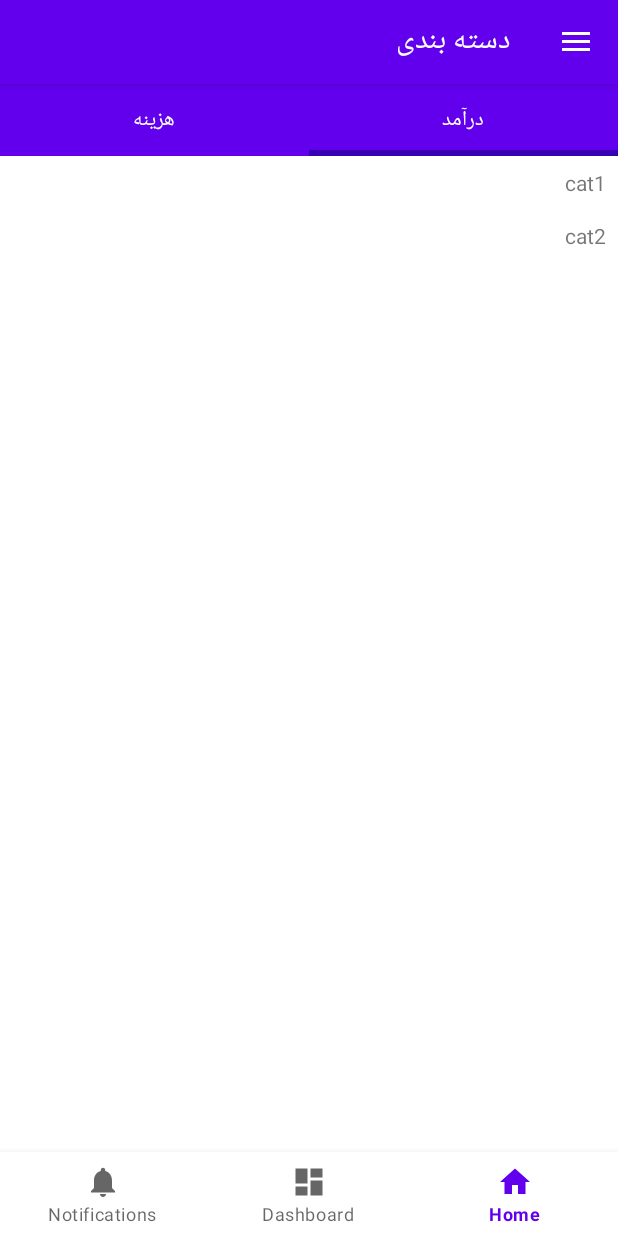
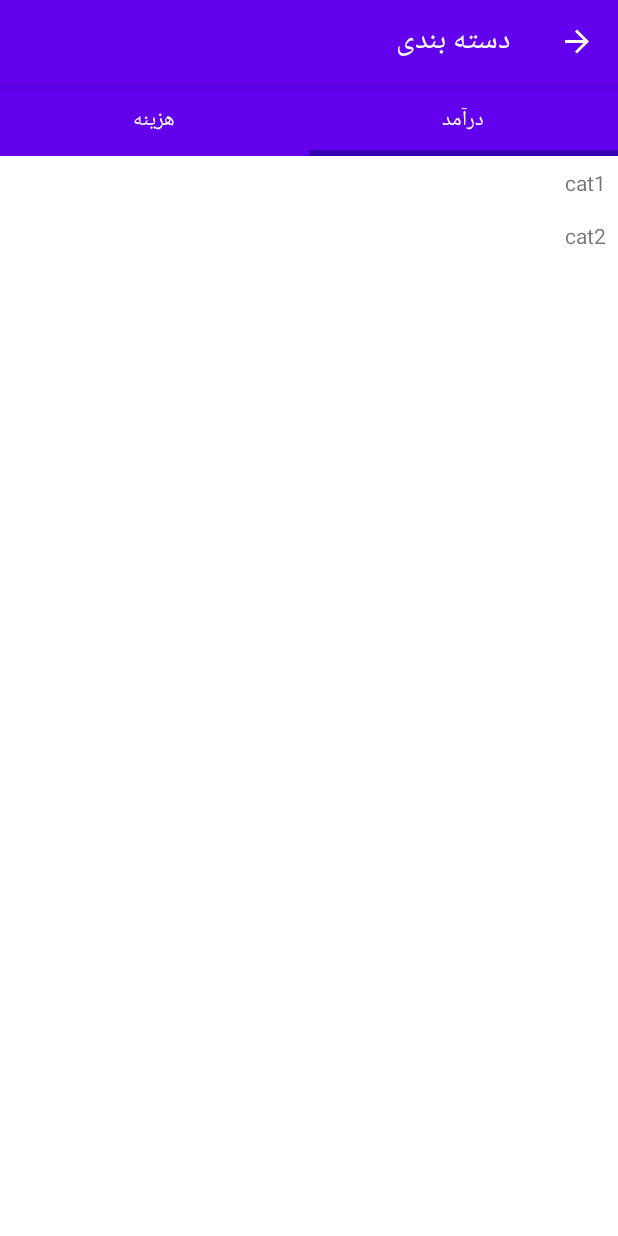
Before and after one commit to aliakbar-ghasemi/AndroidBillingApp, an Android app: the screen it shows after launch (MainActivity), in the side drawer, after a tap on "دسته بندی", on a phone screen of 412 x 824 dp. Run offline under Robolectric (Android 15) with nearby library versions, the phone set to English and light mode, and no system bars; our stand-ins replace Room's generated code, data binding, navigation-ui.

Commit message:
bug fix bottom navbar visible only in main pages

```diff
--- a/app/src/main/java/com/aghasemi/billing/ui/MainActivity.kt
+++ b/app/src/main/java/com/aghasemi/billing/ui/MainActivity.kt
@@ -1,6 +1,7 @@
 package com.aghasemi.billing.ui
 
 import android.os.Bundle
+import android.view.View
 import androidx.appcompat.app.AppCompatActivity
 import androidx.navigation.Navigation.findNavController
 import androidx.navigation.findNavController
@@ -36,19 +37,24 @@ class MainActivity : AppCompatActivity() {
         // menu should be considered as top level destinations.
         // Passing each menu ID as a set of Ids because each
         // menu should be considered as top level destinations.
+        val mainPageDestinationList = listOf(
+            R.id.navigation_home, R.id.navigation_dashboard, R.id.navigation_notifications
+        )
+
         appBarConfiguration = AppBarConfiguration.Builder(
-            R.id.navigation_home,
-            R.id.navigation_dashboard,
-            R.id.navigation_notifications,
-            R.id.nav_category
-        )
-            .setOpenableLayout(drawer)
-            .build()
+            *mainPageDestinationList.toIntArray()
+        ).setOpenableLayout(drawer).build()
 
 
         setupActionBarWithNavController(navController, appBarConfiguration)
         bottomNavigationView.setupWithNavController(navController)
         navDrawer.setupWithNavController(navController)
+
+        navController.addOnDestinationChangedListener { controller, destination, arguments ->
+            val id = destination.id
+            val isMainPageDestination = mainPageDestinationList.indexOf(id) < 0
+            bottomNavigationView.visibility = if (isMainPageDestination) View.GONE else View.VISIBLE
+        }
 
         //update locale
         val configuration = resources.configuration
@@ -59,7 +65,6 @@ class MainActivity : AppCompatActivity() {
 
     override fun onSupportNavigateUp(): Boolean {
         val navController = findNavController(this, R.id.nav_host_fragment_content_main)
-        return (navigateUp(navController, appBarConfiguration)
-                || super.onSupportNavigateUp())
+        return (navigateUp(navController, appBarConfiguration) || super.onSupportNavigateUp())
     }
 }
```
